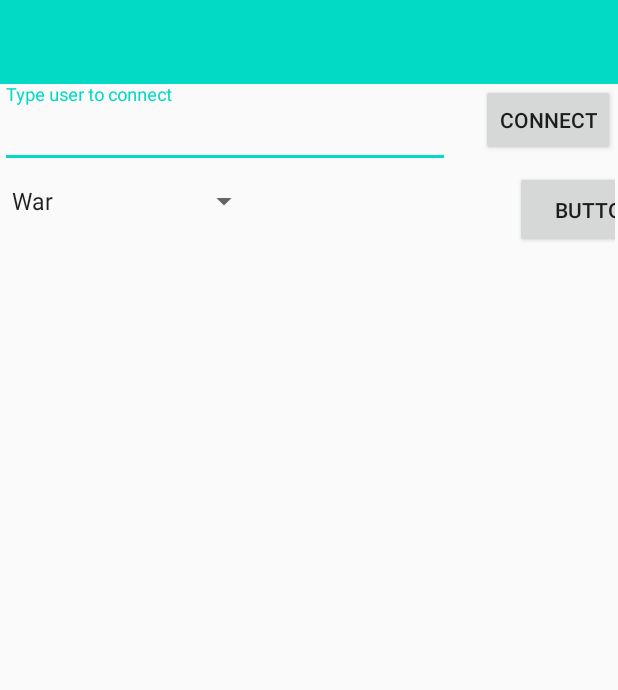
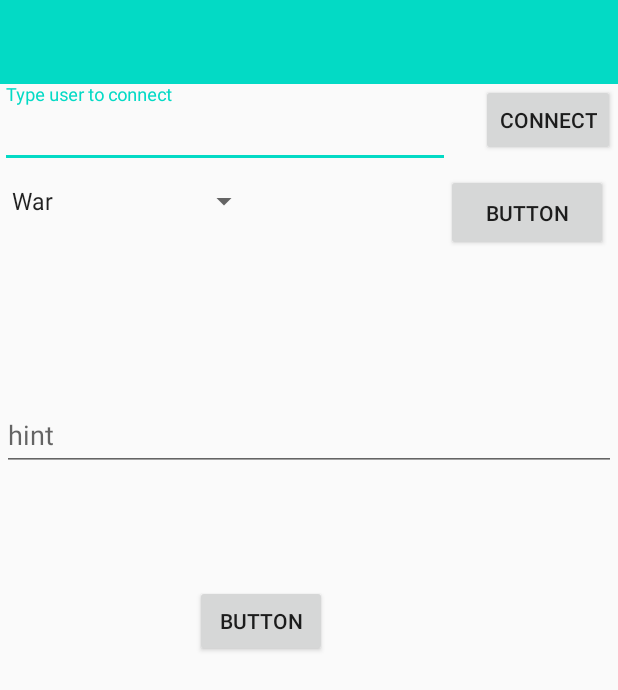
Before and after one commit to michalkedzia/Movie4Us, an Android app: the MainActivity screen opened directly, with no data from a screen before it, on a phone screen of 412 x 824 dp. Shown: the top 690 px of the screen. Run offline under Robolectric (Android 15) with nearby library versions, the light colour scheme and no system bars; 4 statements that could not run were skipped.

Commit message:
Client-Server genres choosing

```diff
--- a/Projekt_Kompetencyjny/app/src/main/java/com/movie4us/MainActivity.java
+++ b/Projekt_Kompetencyjny/app/src/main/java/com/movie4us/MainActivity.java
@@ -1,16 +1,13 @@
 package com.movie4us;
 
 import android.content.Intent;
-import android.location.GpsSatellite;
 import android.view.Menu;
 import android.view.MenuInflater;
 import android.view.MenuItem;
 import android.view.View;
 import android.widget.Button;
 
-
 import android.widget.Spinner;
-import android.widget.ThemedSpinnerAdapter;
 import android.widget.Toast;
 import androidx.annotation.NonNull;
 
@@ -26,11 +23,8 @@ import java.io.IOException;
 import java.io.InputStreamReader;
 import java.io.PrintWriter;
 import java.net.Socket;
-import java.nio.channels.GatheringByteChannel;
-import java.util.Scanner;
 import java.util.concurrent.ExecutorService;
 import java.util.concurrent.Executors;
-
 
 public class MainActivity extends AppCompatActivity {
 
@@ -48,7 +42,6 @@ public class MainActivity extends AppCompatActivity {
   private Message message;
   private Gson gson;
 
-
   @Override
   protected void onCreate(Bundle savedInstanceState) {
     super.onCreate(savedInstanceState);
@@ -64,13 +57,12 @@ public class MainActivity extends AppCompatActivity {
     gson = new Gson();
     message = new Message();
 
-
     toolbar = findViewById(R.id.myToolBar);
     setSupportActionBar(toolbar);
     executorService = Executors.newFixedThreadPool(10);
-        executorService.execute(new Runnable() {
-            @Override
-            public void run() {
+
+    executorService.execute(
+        () -> {
           try {
             socket = new Socket("169.254.250.43", 5000);
             out = new PrintWriter(socket.getOutputStream(), true);
@@ -86,26 +78,31 @@ public class MainActivity extends AppCompatActivity {
 
 
 
+          // TODO Stworzone tylko na potrzby testów ; do usunecia
+          TextInputEditText textInputGenres = findViewById(R.id.genre);
+          Button buttonGenre = findViewById(R.id.buttonGenre);
+          buttonGenre.setOnClickListener(
+              new View.OnClickListener() {
+                @Override
+                public void onClick(View v) {
+                  //                        executorService.execute(new Runnable() {
+                  //                            @Override
+                  //                            public void run() {
+                  //                                Message selectedMovie = new Message();
+                  //                                selectedMovie.setUsername(username);
+                  //                                selectedMovie.setAction("selectedMovie");
+                  //
+                  // selectedMovie.setMovieId(Integer.parseInt(String.valueOf(textInputGenres.getText())));
+                  //                                out.write(gson.toJson(selectedMovie) + "\n");
+                  //                                out.flush();
+                  //                            }
+                  //                        });
 
-
-                executorService.execute(new Runnable() {
-                    @Override
-                    public void run() {
-                        Scanner scanner = new Scanner(System.in);
-
-                        while (true) {
-                            String s1 = scanner.nextLine();
-                            System.out.println("XXXXXXXXXXXXXXXXXXXXXXXXXXXXXXXXXXX");
-                            Message selectedMovie = new Message();
-                            selectedMovie.setUsername(username);
-                            selectedMovie.setAction("selectedMovie");
-                            selectedMovie.setMovieId(Integer.parseInt(s1));
-                            out.write(gson.toJson(selectedMovie) + "\n");
-                            out.flush();
-                        }
+                  Intent intent1 = new Intent(getApplicationContext(), MovieListActivity.class);
+                  startActivity(intent1);
                 }
               });
-
+          //
 
 
           while (true) {
@@ -114,11 +111,13 @@ public class MainActivity extends AppCompatActivity {
               message = gson.fromJson(s, Message.class);
 
               switch (message.getAction()) {
-                            case "connect": {
+                case "connect":
+                  {
                     System.out.println(message.toString());
                     break;
                   }
-                            case "category": {
+                case "category":
+                  {
                     int i = 0;
                     for (MovieData movieData : message.getMovies().movieDataArray) {
                       System.out.println(i);
@@ -127,60 +126,43 @@ public class MainActivity extends AppCompatActivity {
                     }
                     break;
                   }
-                            case "match":{
+                case "match":
+                  {
                     System.out.println("***************** MATCH !!!!!!!!!!!!!!!!!!!!!");
                     break;
                   }
               }
 
-
               System.out.println(s);
             } catch (IOException e) {
               e.printStackTrace();
             }
-
-                }
           }
         });
 
-
-        buttonConnect.setOnClickListener(new View.OnClickListener() {
-            @Override
-            public void onClick(View v) {
-                executorService.execute(new Runnable() {
-                    @Override
-                    public void run() {
+    buttonConnect.setOnClickListener(
+        v ->
+            executorService.execute(
+                () -> {
                   message.setAction("connect");
                   message.setConnectedUser(String.valueOf(textInputUsernameToConnect.getText()));
                   message.setUsername(username);
                   out.write(gson.toJson(message) + "\n");
                   out.flush();
                   runOnUiThread(() -> buttonConnect.setVisibility(View.GONE));
-                    }
-                });
-            }
-        });
+                }));
 
-
-        buttonCategories.setOnClickListener(new View.OnClickListener() {
-            @Override
-            public void onClick(View v) {
-                executorService.execute(new Runnable() {
-                    @Override
-                    public void run() {
+    buttonCategories.setOnClickListener(
+        v ->
+            executorService.execute(
+                () -> {
                   message.setAction("category");
                   message.setUsername(username);
                   message.setSelectedCategory(spinnerCategories.getSelectedItem().toString());
                   out.write(gson.toJson(message) + "\n");
                   out.flush();
+                }));
   }
-                });
-            }
-        });
-
-
-    }
-
 
   @Override
   public boolean onOptionsItemSelected(@NonNull MenuItem item) {
--- a/Projekt_Kompetencyjny/app/src/main/res/layout/activity_main.xml
+++ b/Projekt_Kompetencyjny/app/src/main/res/layout/activity_main.xml
@@ -13,7 +13,7 @@
             android:layout_width="410dp"
             android:layout_height="130dp"
             app:layout_constraintStart_toStartOf="parent"
-            app:layout_constraintTop_toBottomOf="@+id/include">
+            app:layout_constraintTop_toBottomOf="@+id/include" android:id="@+id/constraintLayout">
 
         <com.google.android.material.textfield.TextInputLayout
                 android:layout_width="300dp"
@@ -43,9 +43,28 @@
                 android:text="Button"
                 android:layout_width="108dp"
                 android:layout_height="51dp" android:id="@+id/buttonCategories"
-                android:layout_marginLeft="170dp" android:layout_marginStart="170dp"
-                app:layout_constraintStart_toEndOf="@+id/spinnerCategories" android:layout_marginTop="10dp"
+                android:layout_marginLeft="124dp" android:layout_marginStart="124dp"
+                app:layout_constraintStart_toEndOf="@+id/spinnerCategories" android:layout_marginTop="12dp"
                 app:layout_constraintTop_toBottomOf="@+id/buttonConnect"/>
     </androidx.constraintlayout.widget.ConstraintLayout>
+    <com.google.android.material.textfield.TextInputLayout
+            android:layout_width="409dp"
+            android:layout_height="wrap_content"
+            android:layout_marginTop="72dp" app:layout_constraintTop_toBottomOf="@+id/constraintLayout"
+            android:id="@+id/textInputGenres" app:layout_constraintStart_toStartOf="parent"
+            android:layout_marginLeft="1dp" android:layout_marginStart="1dp">
+
+        <com.google.android.material.textfield.TextInputEditText
+                android:layout_width="match_parent"
+                android:layout_height="wrap_content"
+                android:hint="hint" android:id="@+id/genre"/>
+    </com.google.android.material.textfield.TextInputLayout>
+    <Button
+            android:text="Button"
+            android:layout_width="wrap_content"
+            android:layout_height="wrap_content" android:id="@+id/buttonGenre"
+            android:layout_marginTop="76dp"
+            app:layout_constraintTop_toBottomOf="@+id/textInputGenres" app:layout_constraintStart_toStartOf="parent"
+            android:layout_marginLeft="130dp" android:layout_marginStart="130dp"/>
 
 </androidx.constraintlayout.widget.ConstraintLayout>
--- a/Projekt_Kompetencyjny/app/src/main/res/values/strings.xml
+++ b/Projekt_Kompetencyjny/app/src/main/res/values/strings.xml
@@ -16,7 +16,6 @@
     <string name="signup">SignUp</string>
     <string name="fullname">fullname</string>
     <string name="email">email</string>
-
 
 
     <string-array name="categoriesList">
```
Also changed, not shown: Projekt_Kompetencyjny/app/build.gradle (+8 -0 lines), Projekt_Kompetencyjny/app/src/main/AndroidManifest.xml (+12 -6 lines), Projekt_Kompetencyjny/app/src/main/java/com/movie4us/Message.java (+16 -7 lines), Projekt_Kompetencyjny/app/src/main/java/com/movie4us/MovieListActivity.java (added, +13 -0 lines), Projekt_Kompetencyjny/app/src/main/java/com/movie4us/SignUp.java (+26 -28 lines), Projekt_Kompetencyjny/app/src/main/res/layout/movie_list.xml (added, +10 -0 lines), Projekt_Kompetencyjny_Serwer/src/main/java/MainServer.java (+0 -9 lines), Projekt_Kompetencyjny_Serwer/src/main/java/handlers/ClientHandler.java (+4 -12 lines), Projekt_Kompetencyjny_Serwer/src/main/java/handlers/MessageQueueHandler.java (+9 -10 lines), Projekt_Kompetencyjny_Serwer/src/main/java/model/Message.java (+16 -7 lines). Lines whose indentation alone changed are shown as unchanged.
